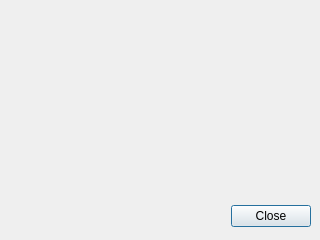
Before: the Qt Designer form buttermanager/ui/GeneralInfoWindow.ui in egara/buttermanager, drawn with Qt 5.
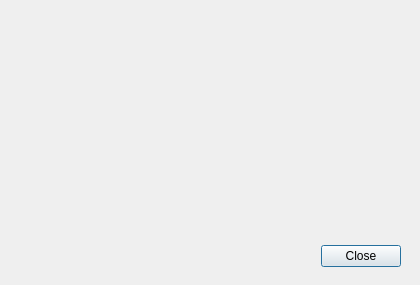
After: the same form once the commit is applied.

The edit to the form file:
```diff
--- a/buttermanager/ui/GeneralInfoWindow.ui
+++ b/buttermanager/ui/GeneralInfoWindow.ui
@@ -6,8 +6,8 @@
    <rect>
     <x>0</x>
     <y>0</y>
-    <width>320</width>
-    <height>240</height>
+    <width>420</width>
+    <height>285</height>
    </rect>
   </property>
   <property name="windowTitle">
@@ -16,8 +16,8 @@
   <widget class="QDialogButtonBox" name="button_box">
    <property name="geometry">
     <rect>
-     <x>10</x>
-     <y>200</y>
+     <x>100</x>
+     <y>240</y>
      <width>301</width>
      <height>32</height>
     </rect>
@@ -34,8 +34,8 @@
     <rect>
      <x>5</x>
      <y>20</y>
-     <width>301</width>
-     <height>131</height>
+     <width>400</width>
+     <height>200</height>
     </rect>
    </property>
    <property name="text">
```
